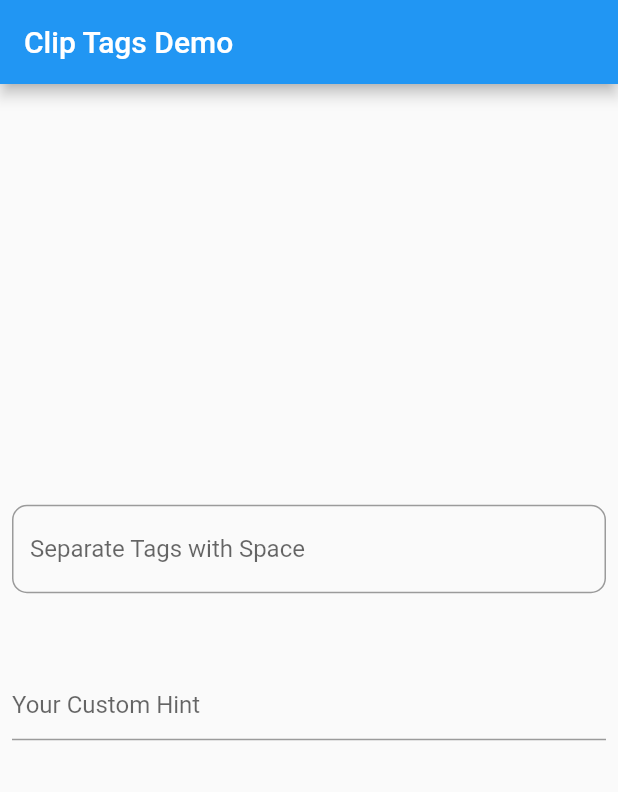
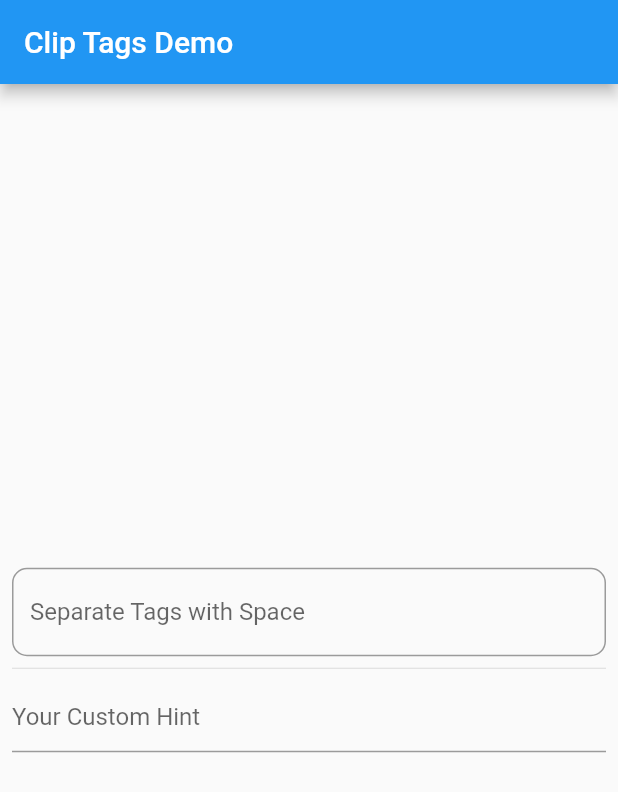
Before and after one commit to tsvillain/flutter_chip_tags, a Flutter app: the screen it shows after launch, on a phone screen of 412 x 824 dp. Shown: the top 792 px of the screen. Run offline on Flutter 3.47's test engine with Material 2 defaults, Android fonts, the phone set to English and light mode, and no system bars.

Commit message:
UX fixes

```diff
--- a/example/lib/main.dart
+++ b/example/lib/main.dart
@@ -42,6 +42,7 @@ class _MyHomePageState extends State<MyHomePage> {
             ChipTags(
               list: _myList,
             ),
+            Divider(),
             //Customised
             ChipTags(
               list: _myListCustom,
--- a/lib/flutter_chip_tags.dart
+++ b/lib/flutter_chip_tags.dart
@@ -51,7 +51,9 @@ class _ChipTagsState extends State<ChipTags>
             },
           ),
         ),
-        Container(
+        Visibility(
+          visible: widget.list.length > 0,
+          child: Container(
             height: 50,
             child: ListView.builder(
                 scrollDirection: Axis.horizontal,
@@ -63,7 +65,8 @@ class _ChipTagsState extends State<ChipTags>
                       backgroundColor: widget.chipColor ?? Colors.blue,
                       label: Text(
                         widget.list[index],
-                      style: TextStyle(color: widget.textColor ?? Colors.white),
+                        style:
+                            TextStyle(color: widget.textColor ?? Colors.white),
                       ),
                       avatar: Icon(Icons.remove_circle_outline,
                           color: widget.iconColor ?? Colors.white),
@@ -75,6 +78,7 @@ class _ChipTagsState extends State<ChipTags>
                   );
                 }),
           ),
+        ),
       ],
     );
   }
--- a/pubspec.yaml
+++ b/pubspec.yaml
@@ -1,6 +1,6 @@
 name: flutter_chip_tags
 description: Clip Style Tags with TextFormField. Useful for adding Tags from TextFormField.
-version: 1.0.0+1
+version: 1.0.1
 homepage: https://github.com/tsvillain/flutter_chip_tags.git
 
 environment:
```
Also changed, not shown: example/pubspec.lock, exampleDemo.GIF (deleted), 2 other files. Lines whose indentation alone changed are shown as unchanged.
